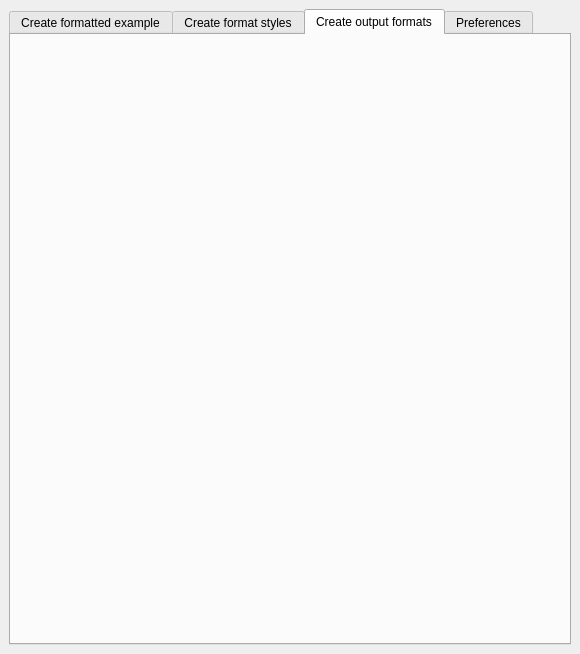
Old version of the form MainAppDesign.ui in the repository SamDelaney/LITE.
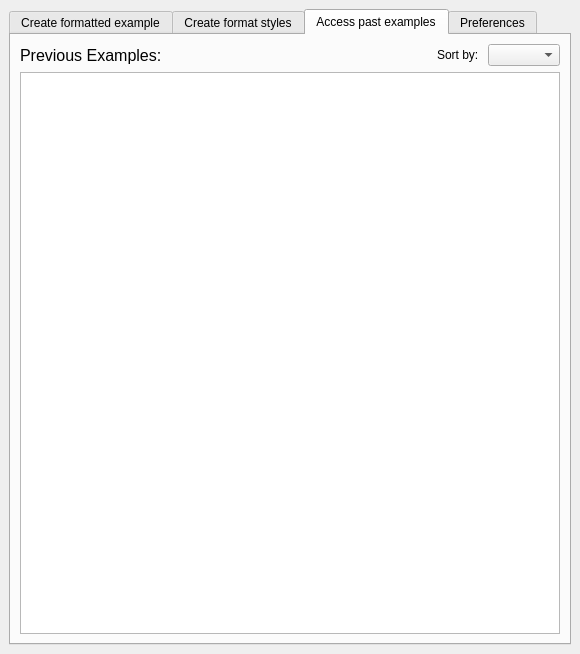
New version of the form. The open tabs and pages were chosen to show the change.

Commit message: Added copy-out functionality, ScriptManager class and converted output format tab to example history tab includes ExampleDisplay helper widget for example history tab

What changed in the file:
```diff
--- a/MainAppDesign.ui
+++ b/MainAppDesign.ui
@@ -819,8 +819,52 @@
       </widget>
       <widget class="QWidget" name="outputFormats">
        <attribute name="title">
-        <string>Create output formats</string>
+        <string>Access past examples</string>
        </attribute>
+       <layout class="QVBoxLayout" name="verticalLayout_3">
+        <item>
+         <layout class="QHBoxLayout" name="horizontalLayout_2">
+          <item alignment="Qt::AlignLeft">
+           <widget class="QLabel" name="historyTitleLabel">
+            <property name="font">
+             <font>
+              <pointsize>12</pointsize>
+             </font>
+            </property>
+            <property name="text">
+             <string>Previous Examples: </string>
+            </property>
+           </widget>
+          </item>
+          <item>
+           <spacer name="horizontalSpacer_14">
+            <property name="orientation">
+             <enum>Qt::Horizontal</enum>
+            </property>
+            <property name="sizeHint" stdset="0">
+             <size>
+              <width>40</width>
+              <height>20</height>
+             </size>
+            </property>
+           </spacer>
+          </item>
+          <item>
+           <widget class="QLabel" name="sortByLabel">
+            <property name="text">
+             <string>Sort by: </string>
+            </property>
+           </widget>
+          </item>
+          <item alignment="Qt::AlignRight">
+           <widget class="QComboBox" name="sortByComboBox"/>
+          </item>
+         </layout>
+        </item>
+        <item>
+         <widget class="QListView" name="exampleListView"/>
+        </item>
+       </layout>
       </widget>
       <widget class="QWidget" name="preferences">
        <attribute name="title">
```
Left out of the diff: 6 changed lines with no effect on the pictures. The commit also changes 6 other files.
